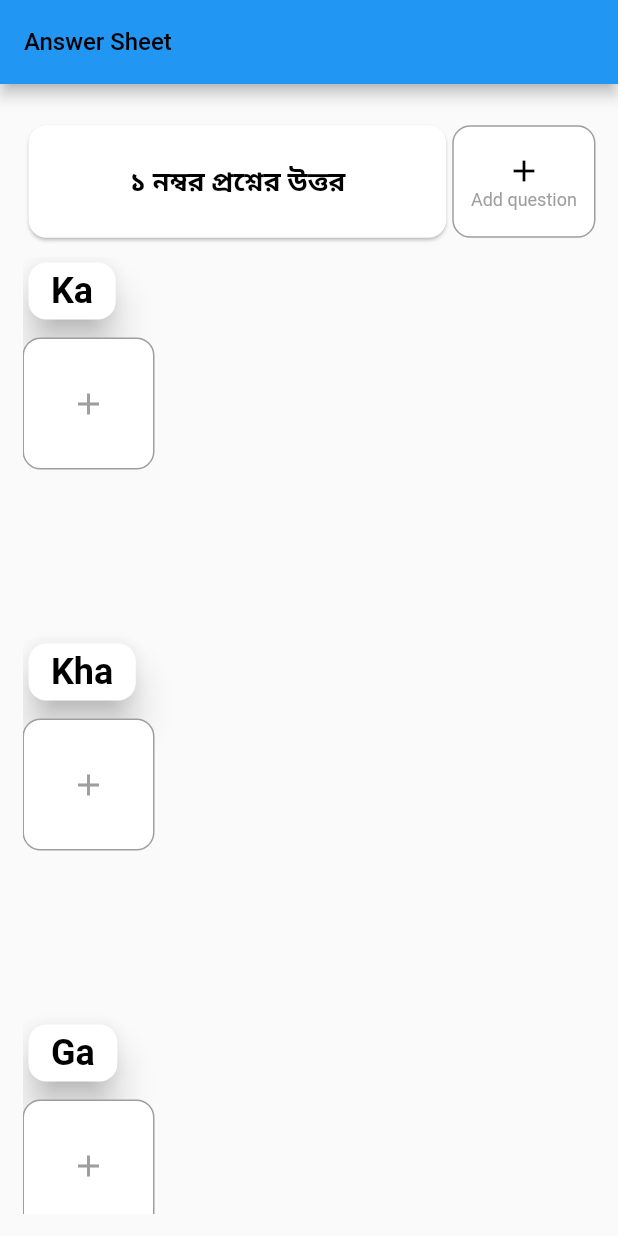
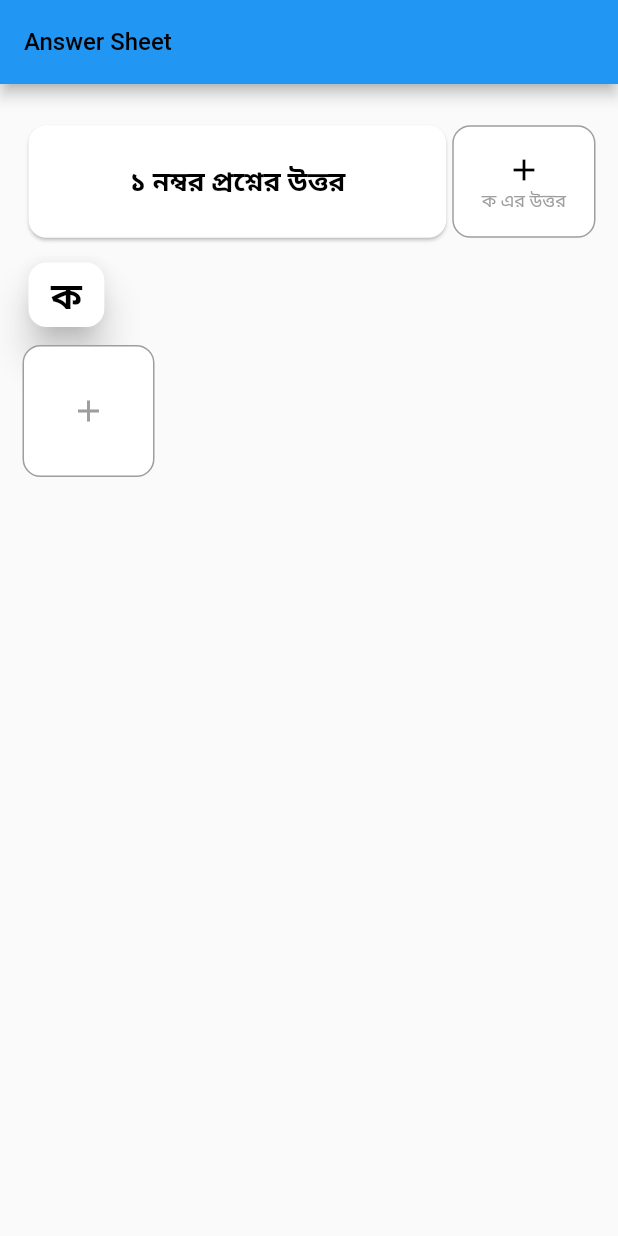
Before and after one commit to Agonizedcupid/WrittenExam, a Flutter app: the screen it shows after launch, on a phone screen of 412 x 824 dp. Run offline on Flutter 3.47's test engine with Material 2 defaults, Android fonts, the light colour scheme and no system bars; our stand-ins replace image_picker.

Commit message:
Creating row each times when clicked on add question button

```diff
--- a/lib/written_exam.dart
+++ b/lib/written_exam.dart
@@ -18,7 +18,7 @@ class WrittenAnswerScreen extends StatefulWidget {
 }
 
 class _WrittenAnswerScreenState extends State<WrittenAnswerScreen> {
-  List<String> questionNames = ['Ka', 'Kha', 'Ga', 'Gha'];
+  List<String> questionNames = ['ক', 'খ', 'গ', 'ঘ'];
   List<List<ImageItem>> rowItems = [];
 
   void addItem(int rowIndex) {
@@ -38,9 +38,11 @@ class _WrittenAnswerScreenState extends State<WrittenAnswerScreen> {
   @override
   void initState() {
     super.initState();
-    for (int i = 0; i < questionNames.length; i++) {
-      rowItems.add([]);
-    }
+    // for (int i = 0; i < questionNames.length; i++) {
+    //   rowItems.add([]);
+    // }
+
+    rowItems.add([]);
   }
 
   Widget buildDefaultItem(int rowIndex) {
@@ -125,14 +127,14 @@ class _WrittenAnswerScreenState extends State<WrittenAnswerScreen> {
                           child: Column(
                             mainAxisAlignment: MainAxisAlignment.center,
                             crossAxisAlignment: CrossAxisAlignment.center,
-                            children: const [
-                              Icon(
+                            children: [
+                              const Icon(
                                 Icons.add_outlined,
                                 color: Colors.black,
                               ),
                               Text(
-                                "Add question",
-                                style: TextStyle(
+                                "${questionNames[0]} এর উত্তর",
+                                style: const TextStyle(
                                     color: Colors.grey, fontSize: 12),
                               ),
                             ],
```
